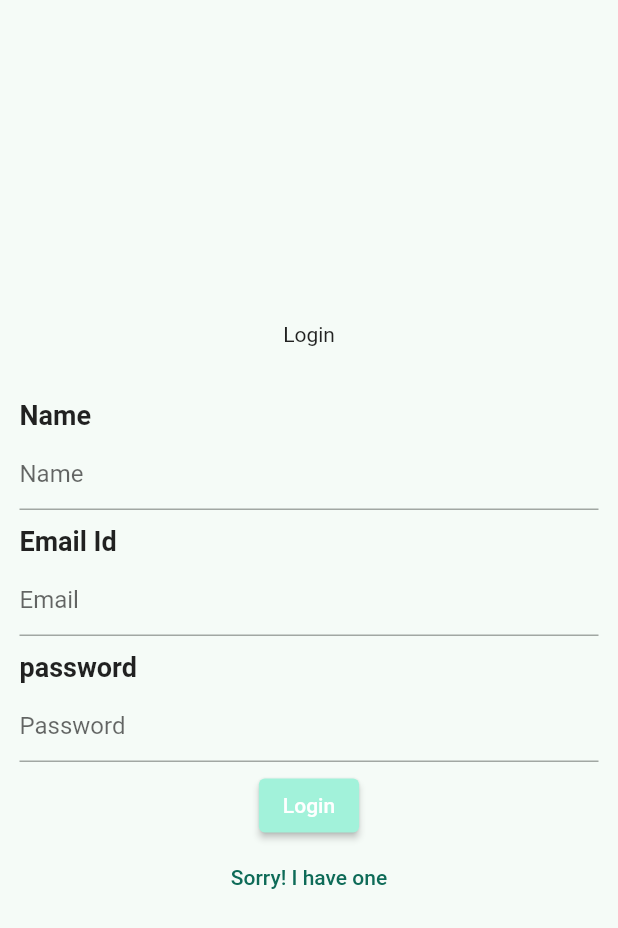
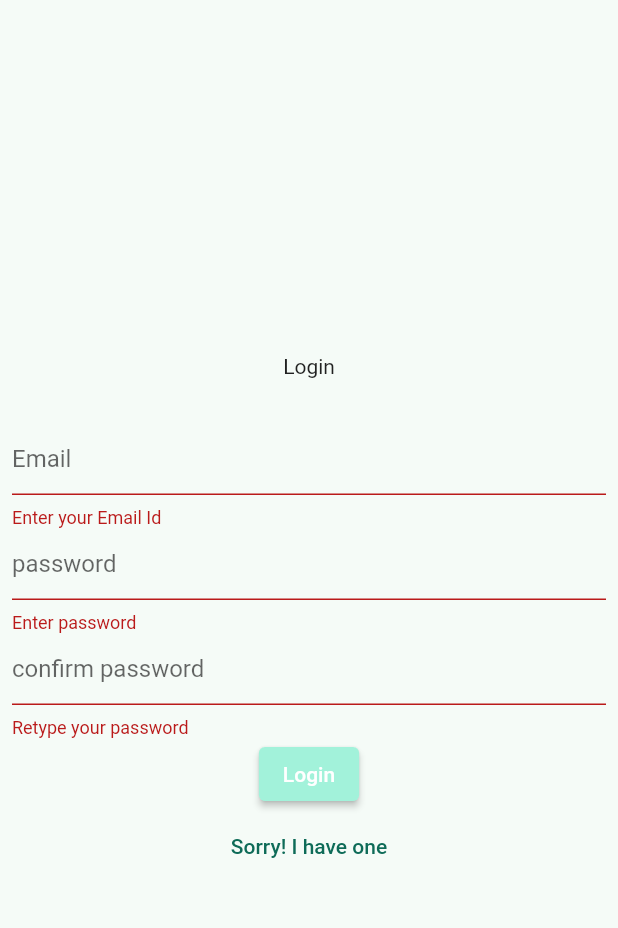
Before and after one commit to shorya1853/hiring_act, a Flutter app: the screen it shows after launch, after a tap on "Login", on a phone screen of 412 x 824 dp. Shown: the top 928 px of the screen. Run offline on Flutter 3.47's test engine with Material 2 defaults, Android fonts, the phone set to English and light mode, and no system bars; our stand-ins replace cloud_firestore, firebase_auth, firebase_core, flutter_riverpod; accounts and stored records are empty.

Commit message:
modified:   lib/main.dart 	modified:   lib/methods/auth_method.dart 	modified:   lib/screens/authentication_screen.dart 	modified:   lib/screens/profile_form.dart

```diff
--- a/lib/main.dart
+++ b/lib/main.dart
@@ -1,8 +1,10 @@
+import 'package:firebase_auth/firebase_auth.dart';
 import 'package:firebase_core/firebase_core.dart';
 import 'package:flutter/material.dart';
 import 'package:flutter_riverpod/flutter_riverpod.dart';
 import 'package:hearing_act/screens/home_screen.dart';
 import 'package:hearing_act/screens/authentication_screen.dart';
+import 'package:hearing_act/screens/profile_form.dart';
 
 final kcolorSchema =
     ColorScheme.fromSeed(seedColor: const Color.fromARGB(255, 240, 255, 248));
@@ -15,6 +17,7 @@ Future<void> main() async {
   WidgetsFlutterBinding.ensureInitialized();
   await Firebase.initializeApp();
   runApp( MaterialApp(
+
     debugShowCheckedModeBanner: false,
     darkTheme: ThemeData().copyWith(
         colorScheme: kdarkcolorSchema,
@@ -44,7 +47,7 @@ Future<void> main() async {
               ),
             ),
       ),
-    home: const Myapp(),
+    home: const ProviderScope(child: Myapp()),
   ));
 }
 
@@ -54,6 +57,20 @@ class Myapp extends StatelessWidget {
   @override
   Widget build(BuildContext context) {
     return  Scaffold(
-      body: ProviderScope(child: AuthenticationScreen()));
+      body: StreamBuilder(
+        stream: FirebaseAuth.instance.authStateChanges(),
+        builder: (context, snapshot) {
+        if(snapshot.connectionState == ConnectionState.waiting){
+          return const Center(child: CircularProgressIndicator());
+        }
+        if(snapshot.hasError){
+          return const Center(child: Text('Something went worng'),);
+        }else if(snapshot.hasData){
+          return ProfileForm();
+        }
+        else{
+          return AuthenticationScreen();
+        }
+      },));
   }
 }
--- a/lib/methods/auth_method.dart
+++ b/lib/methods/auth_method.dart
@@ -6,41 +6,38 @@ import 'package:hearing_act/methods/firestore_method.dart';
 class Auth {
   FirebaseAuth auth = FirebaseAuth.instance;
 
-  static signupuser(
-      String email, String password, String name, BuildContext context) async {
+  static signupuser(String email, String password, String confirmP,
+      BuildContext context) async {
     try {
-      UserCredential credential =
-          await FirebaseAuth.instance.createUserWithEmailAndPassword(email: email, password: password);
-
-      await FirebaseService.saveuser(email, name, credential.user!.uid);
-      ScaffoldMessenger.of(context).showSnackBar(const SnackBar(content: Text('Registration Successful')));
+      await FirebaseAuth.instance
+      .createUserWithEmailAndPassword(email: email, password: password);
     } on FirebaseAuthException catch (e) {
       if (e.code == 'weak-password') {
         ScaffoldMessenger.of(context)
             .showSnackBar(const SnackBar(content: Text('Weak Password')));
-      }else if(e.code == 'email-already-in-use'){
-        ScaffoldMessenger.of(context).showSnackBar(const SnackBar(content: Text('Email Already in use')));
+      } else if (e.code == 'email-already-in-use') {
+        ScaffoldMessenger.of(context).showSnackBar(
+            const SnackBar(content: Text('Email Already in use')));
+      }
+      else{
+        ScaffoldMessenger.of(context)
+          .showSnackBar(SnackBar(content: Text(e.toString())));
       }
     } catch (e) {
       print(e.toString());
     }
   }
 
-  static signinuser(
-      String email, String password, String name, BuildContext context) async {
+  static signinuser(String email, String password, BuildContext context) async {
     try {
-      UserCredential credential =
-          await FirebaseAuth.instance.signInWithEmailAndPassword(email: email, password: password);
+      UserCredential credential = await FirebaseAuth.instance
+          .signInWithEmailAndPassword(email: email, password: password);
 
-      await FirebaseService.saveuser(email, name, credential.user!.uid);
-      ScaffoldMessenger.of(context).showSnackBar(const SnackBar(content: Text('Registration Successful')));
+      ScaffoldMessenger.of(context).showSnackBar(
+          const SnackBar(content: Text('Registration Successful')));
     } on FirebaseAuthException catch (e) {
-      if (e.code == 'weak-password') {
-        ScaffoldMessenger.of(context)
-            .showSnackBar(const SnackBar(content: Text('Weak Password')));
-      }else if(e.code == 'email-already-in-use'){
-        ScaffoldMessenger.of(context).showSnackBar(const SnackBar(content: Text('Email Already in use')));
-      }
+      ScaffoldMessenger.of(context)
+          .showSnackBar(SnackBar(content: Text(e.toString())));
     } catch (e) {
       print(e.toString());
     }
--- a/lib/screens/authentication_screen.dart
+++ b/lib/screens/authentication_screen.dart
@@ -1,5 +1,6 @@
 import 'package:flutter/material.dart';
 import 'package:flutter_riverpod/flutter_riverpod.dart';
+import 'package:hearing_act/screens/profile_form.dart';
 import 'package:hearing_act/widgets/widgetText_field.dart';
 import 'package:hearing_act/methods/auth_method.dart';
 
@@ -7,10 +8,12 @@ final switchScreen = StateProvider((ref) => false);
 
 class AuthenticationScreen extends StatelessWidget {
   AuthenticationScreen({super.key});
-  final TextEditingController _nameController = TextEditingController();
+  final TextEditingController _confirmPController = TextEditingController();
   final TextEditingController _emailController = TextEditingController();
   final TextEditingController _passwordController = TextEditingController();
 
+  final _signform = GlobalKey<FormState>();
+  final _loginform = GlobalKey<FormState>();
   @override
   Widget build(BuildContext context) {
     return Scaffold(
@@ -27,17 +30,46 @@ class AuthenticationScreen extends StatelessWidget {
                   const SizedBox(
                     height: 30,
                   ),
-                  WidgetTextField('Email',
-                      textController: _emailController, lable: 'Email Id'),
-                  WidgetTextField('Password',
-                      textController: _passwordController, lable: 'password'),
+                  Form(
+                    key: _signform,
+                    child: Column(children: [
+                      TextFormField(
+                        controller: _emailController,
+                        decoration: const InputDecoration(
+                          hintText: 'Email',
+                        ),
+                        validator: (value) {
+                          if(value == null || value.isEmpty){
+                            return 'Enter your Email Id';
+                          }else{
+                            return null;
+                          }
+                        },
+                      ),
+                      TextFormField(
+                        controller: _passwordController,
+                        decoration: const InputDecoration(
+                          hintText: 'password',
+                        ),
+                        validator: (value) {
+                          if(value == null || value.isEmpty){
+                            return 'Enter password';
+                          }else{
+                            return null;
+                          }
+                        },
+                      ),
+                    ],),),
+
                   ElevatedButton(
-                      onPressed: () async {
-                        final response = await Auth.signupuser(
+                      onPressed: () {
+                         if(_signform.currentState!.validate()){
+                            Auth.signinuser(
                             _emailController.text,
                             _passwordController.text,
-                            _nameController.text,
                             context);
+                         }
+
                       },
                       child: const Text('SignIn')),
                   TextButton(
@@ -53,19 +85,62 @@ class AuthenticationScreen extends StatelessWidget {
                 const SizedBox(
                   height: 30,
                 ),
-                WidgetTextField('Name',
-                    textController: _nameController, lable: 'Name'),
-                WidgetTextField('Email',
-                    textController: _emailController, lable: 'Email Id'),
-                WidgetTextField('Password',
-                    textController: _passwordController, lable: 'password'),
+                Form(
+                    key: _loginform,
+                    child: Column(children: [
+                      TextFormField(
+                        controller: _emailController,
+                        decoration: const InputDecoration(
+                          hintText: 'Email',
+                        ),
+                        validator: (value) {
+                          if(value == null || value.isEmpty){
+                            return 'Enter your Email Id';
+                          }else{
+                            return null;
+                          }
+                        },
+                      ),
+                      TextFormField(
+                        controller: _passwordController,
+                        decoration: const InputDecoration(
+                          hintText: 'password',
+                        ),
+                        validator: (value) {
+                          if(value == null || value.isEmpty){
+                            return 'Enter password';
+                          }else{
+                            return null;
+                          }
+                        },
+                      ),
+                      TextFormField(
+                        controller: _confirmPController,
+                        decoration: const InputDecoration(
+                          hintText: 'confirm password',
+                        ),
+                        validator: (value) {
+                          if(value == null || value.isEmpty){
+                            return 'Retype your password';
+                          }else if(value != _passwordController.text){
+                            return 'Enter password is not same';
+                          }
+                          else{
+                            return null;
+                          }
+                        },
+                      ),
+                    ],),),
+
                 ElevatedButton(
                     onPressed: () {
-                      Auth.signupuser(
+                      if(_loginform.currentState!.validate()){
+                         Auth.signupuser(
                           _emailController.text,
                           _passwordController.text,
-                          _nameController.text,
+                          _confirmPController.text,
                           context);
+                      }
                     },
                     child: const Text('Login')),
                 TextButton(
```
Also changed, not shown: lib/screens/profile_form.dart (+14 -4 lines).
